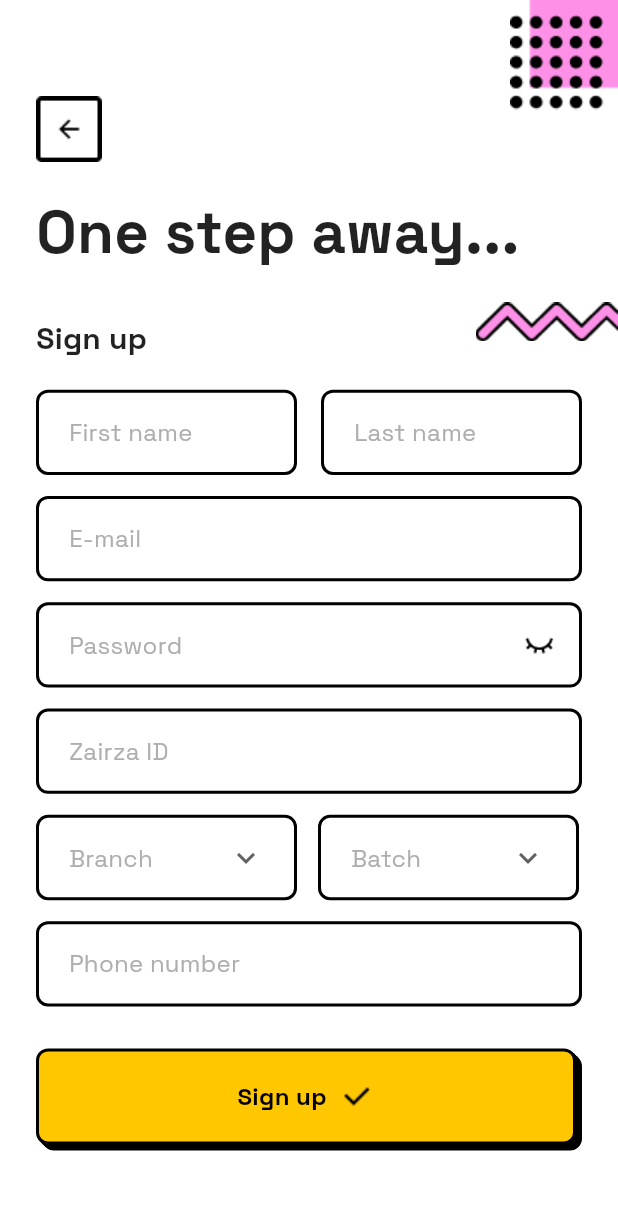
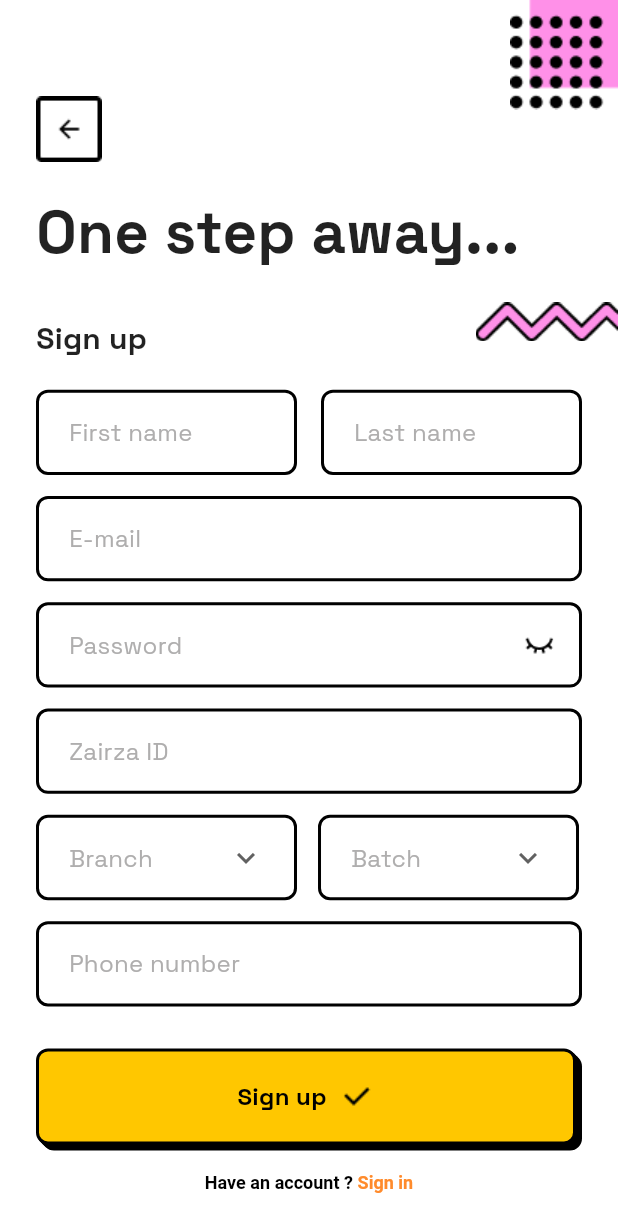
Before and after one commit to Zairza-App/zairza-app, a Flutter app: the screen it shows after launch, on a phone screen of 412 x 824 dp. Shown: the top 1232 px of the screen. Run offline on Flutter 3.47's test engine with Material 2 defaults, Android fonts, the phone set to English and light mode, and no system bars; our stand-ins replace carousel_slider, google_fonts.

Commit message:
sign in text at bottom but cant change the textstyle to space grotesk

```diff
--- a/lib/main.dart
+++ b/lib/main.dart
@@ -1,6 +1,5 @@
 import 'package:flutter/material.dart';
 import 'package:google_fonts/google_fonts.dart';
-import 'package:zairza_app/constants/global_variables.dart';
 import './sign_up.dart';
 
 void main() {
@@ -19,7 +18,7 @@ class MyApp extends StatelessWidget {
         scaffoldBackgroundColor: const Color(0xffffffff),
         fontFamily: GoogleFonts.spaceGrotesk().fontFamily,
       ),
-      home: SignUp(),
+      home: const SignUp(),
     );
   }
 }
--- a/lib/sign_up.dart
+++ b/lib/sign_up.dart
@@ -2,6 +2,7 @@ import 'package:flutter/material.dart';
 import 'package:google_fonts/google_fonts.dart';
 import './common/widgets/custom_textfield.dart';
 import './common/widgets/custom_button.dart';
+import 'package:flutter/gestures.dart';
 
 class SignUp extends StatefulWidget {
   const SignUp({super.key});
@@ -269,7 +270,7 @@ class _SignUpState extends State<SignUp> {
 
                   //phone number
                   SizedBox(
-                    height: _mediaQuery.size.height*0.017,
+                    height: _mediaQuery.size.height * 0.017,
                   ),
                   CustomTextfield(
                     hinttext: 'Phone number',
@@ -277,13 +278,42 @@ class _SignUpState extends State<SignUp> {
                     height: _mediaQuery.size.height * 0.069,
                   ),
                   SizedBox(
-                    height: _mediaQuery.size.height*0.034,
+                    height: _mediaQuery.size.height * 0.034,
                   ),
-                  CustomButton(
-                    text: 'Sign up',
-                    onTap: () {},
-                    width: _mediaQuery.size.width - 52,
-                    icon: Image.asset('assets/icons/tick.png'),
+                  Column(
+                    crossAxisAlignment: CrossAxisAlignment.center,
+                    children: [
+                      CustomButton(
+                        text: 'Sign up',
+                        onTap: () {},
+                        width: _mediaQuery.size.width - 52,
+                        icon: Image.asset('assets/icons/tick.png'),
+                      ),
+                      SizedBox(
+                        height: _mediaQuery.size.height * 0.017,
+                      ),
+                      RichText(
+                        text: TextSpan(
+                          children: [
+                            const TextSpan(
+                              text: 'Have an account ? ',
+                              style: TextStyle(
+                                  color: Colors.black,
+                                  fontSize: 12,
+                                  fontWeight: FontWeight.bold),
+                            ),
+                            TextSpan(
+                              text: 'Sign in',
+                              style: const TextStyle(
+                                  color: Color(0xffFF8B2C),
+                                  fontSize: 12,
+                                  fontWeight: FontWeight.bold),
+                              recognizer: TapGestureRecognizer()..onTap = () {},
+                            ),
+                          ],
+                        ),
+                      )
+                    ],
                   )
                 ],
               ),
--- a/pubspec.yaml
+++ b/pubspec.yaml
@@ -34,6 +34,7 @@ dependencies:
   flutter:
     sdk: flutter
   google_fonts: ^4.0.1
+
 
 dev_dependencies:
 
```
